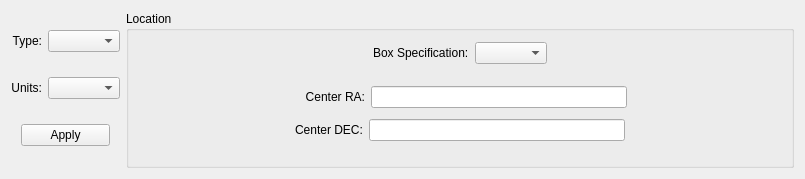
The window that code/display/QtPlotter/SpectralPositioningWidget.ui (radio-astro/casa) describes before a commit, drawn with Qt 5.
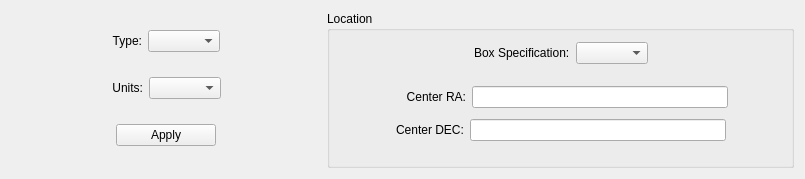
The same window after the commit.

Diff of the .ui file:
```diff
--- a/code/display/QtPlotter/SpectralPositioningWidget.ui
+++ b/code/display/QtPlotter/SpectralPositioningWidget.ui
@@ -10,14 +10,39 @@
     <height>179</height>
    </rect>
   </property>
+  <property name="sizePolicy">
+   <sizepolicy hsizetype="MinimumExpanding" vsizetype="Preferred">
+    <horstretch>0</horstretch>
+    <verstretch>0</verstretch>
+   </sizepolicy>
+  </property>
+  <property name="minimumSize">
+   <size>
+    <width>747</width>
+    <height>0</height>
+   </size>
+  </property>
   <property name="windowTitle">
    <string>SpectralPositioningWidget</string>
   </property>
-  <layout class="QHBoxLayout" name="horizontalLayout">
+  <layout class="QHBoxLayout" name="horizontalLayout" stretch="1,0">
    <item>
     <layout class="QVBoxLayout" name="verticalLayout_4">
      <item>
       <layout class="QHBoxLayout" name="horizontalLayout_18">
+       <item>
+        <spacer name="horizontalSpacer_17">
+         <property name="orientation">
+          <enum>Qt::Horizontal</enum>
+         </property>
+         <property name="sizeHint" stdset="0">
+          <size>
+           <width>40</width>
+           <height>20</height>
+          </size>
+         </property>
+        </spacer>
+       </item>
        <item>
         <widget class="QLabel" name="methodLabel">
          <property name="text">
@@ -35,10 +60,36 @@
          </property>
         </widget>
        </item>
+       <item>
+        <spacer name="horizontalSpacer_18">
+         <property name="orientation">
+          <enum>Qt::Horizontal</enum>
+         </property>
+         <property name="sizeHint" stdset="0">
+          <size>
+           <width>40</width>
+           <height>20</height>
+          </size>
+         </property>
+        </spacer>
+       </item>
       </layout>
      </item>
      <item>
       <layout class="QHBoxLayout" name="horizontalLayout_10">
+       <item>
+        <spacer name="horizontalSpacer_16">
+         <property name="orientation">
+          <enum>Qt::Horizontal</enum>
+         </property>
+         <property name="sizeHint" stdset="0">
+          <size>
+           <width>40</width>
+           <height>20</height>
+          </size>
+         </property>
+        </spacer>
+       </item>
        <item>
         <widget class="QLabel" name="unitLabel">
          <property name="text">
@@ -56,6 +107,19 @@
          </property>
         </widget>
        </item>
+       <item>
+        <spacer name="horizontalSpacer">
+         <property name="orientation">
+          <enum>Qt::Horizontal</enum>
+         </property>
+         <property name="sizeHint" stdset="0">
+          <size>
+           <width>40</width>
+           <height>20</height>
+          </size>
+         </property>
+        </spacer>
+       </item>
       </layout>
      </item>
      <item>
@@ -78,6 +142,18 @@
        </item>
        <item>
         <widget class="QPushButton" name="applyPositionButton">
+         <property name="sizePolicy">
+          <sizepolicy hsizetype="Preferred" vsizetype="Fixed">
+           <horstretch>0</horstretch>
+           <verstretch>0</verstretch>
+          </sizepolicy>
+         </property>
+         <property name="maximumSize">
+          <size>
+           <width>100</width>
+           <height>16777215</height>
+          </size>
+         </property>
          <property name="toolTip">
           <string>Sets the position of the spectrum to the coordinates specified.</string>
          </property>
```
